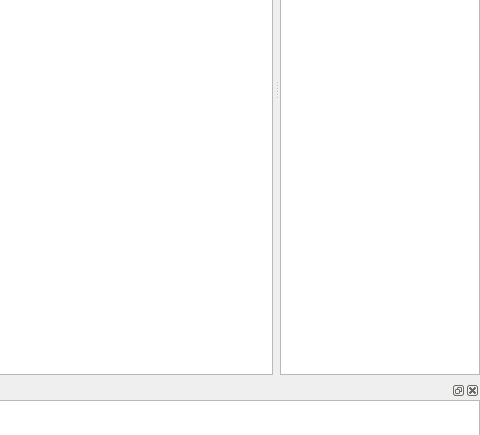
Old version of the form QtOgreEditor/qt/MainWindow.ui in the repository Gohla/Diversia; both pictures show x 641 to 1121 and y 245 to 680 of the 1121 by 882 pixel window.
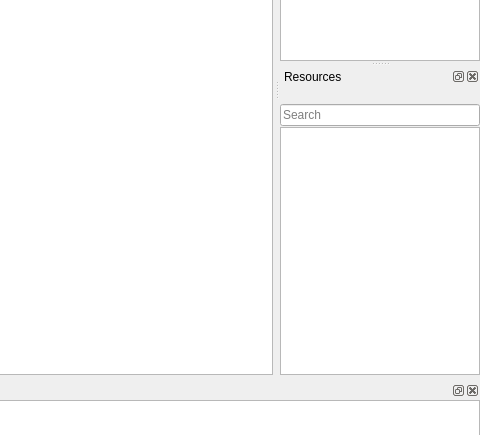
New version of the form. Icons and pictures are not drawn. Custom widgets are drawn as their Qt base class.

Commit message: Added resource tree view to editor.

```diff
--- a/QtOgreEditor/qt/MainWindow.ui
+++ b/QtOgreEditor/qt/MainWindow.ui
@@ -795,6 +795,83 @@
    <addaction name="menuServer"/>
    <addaction name="menuView"/>
   </widget>
+  <widget class="QDockWidget" name="resourcseDock">
+   <property name="minimumSize">
+    <size>
+     <width>150</width>
+     <height>127</height>
+    </size>
+   </property>
+   <property name="maximumSize">
+    <size>
+     <width>200</width>
+     <height>524287</height>
+    </size>
+   </property>
+   <property name="windowTitle">
+    <string>Resources</string>
+   </property>
+   <attribute name="dockWidgetArea">
+    <number>2</number>
+   </attribute>
+   <widget class="QWidget" name="resourcesDockWidgetContents">
+    <layout class="QGridLayout" name="gridLayoutResource">
+     <property name="margin">
+      <number>0</number>
+     </property>
+     <property name="spacing">
+      <number>1</number>
+     </property>
+     <item row="0" column="0">
+      <widget class="QToolBar" name="toolbarResources">
+       <property name="font">
+        <font>
+         <pointsize>7</pointsize>
+        </font>
+       </property>
+       <property name="windowTitle">
+        <string>Object toolbar</string>
+       </property>
+       <property name="movable">
+        <bool>false</bool>
+       </property>
+       <property name="iconSize">
+        <size>
+         <width>16</width>
+         <height>16</height>
+        </size>
+       </property>
+       <property name="toolButtonStyle">
+        <enum>Qt::ToolButtonFollowStyle</enum>
+       </property>
+       <property name="floatable">
+        <bool>false</bool>
+       </property>
+      </widget>
+     </item>
+     <item row="1" column="0">
+      <widget class="QLineEdit" name="editResourcesSearch">
+       <property name="placeholderText">
+        <string>Search</string>
+       </property>
+      </widget>
+     </item>
+     <item row="2" column="0">
+      <widget class="Diversia::QtOgreEditor::ResourceTreeView" name="treeViewResources">
+       <property name="maximumSize">
+        <size>
+         <width>440</width>
+         <height>16777215</height>
+        </size>
+       </property>
+       <property name="headerHidden">
+        <bool>true</bool>
+       </property>
+      </widget>
+     </item>
+    </layout>
+   </widget>
+  </widget>
   <action name="actionExit">
    <property name="icon">
     <iconset resource="MainWindow.qrc">
@@ -1360,6 +1437,11 @@
    <extends>QListView</extends>
    <header>UI/UndoListView.h</header>
   </customwidget>
+  <customwidget>
+   <class>Diversia::QtOgreEditor::ResourceTreeView</class>
+   <extends>QTreeView</extends>
+   <header>UI/ResourceTreeView.h</header>
+  </customwidget>
  </customwidgets>
  <resources>
   <include location="MainWindow.qrc"/>
```
Left out of the diff: 1 changed line with no effect on the pictures. The commit also changes 22 other files.
